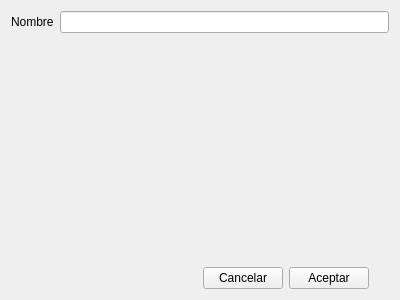
The window that ui/new_bookie.ui (soker90/betcon) describes before a commit, drawn with Qt 5.
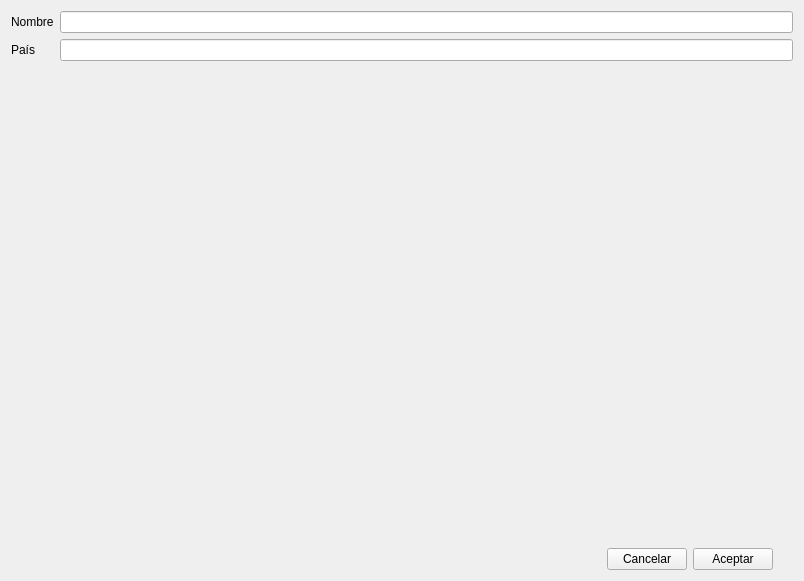
The same window after the commit.

Patch:
```diff
--- a/ui/new_bookie.ui
+++ b/ui/new_bookie.ui
@@ -6,8 +6,8 @@
    <rect>
     <x>0</x>
     <y>0</y>
-    <width>400</width>
-    <height>300</height>
+    <width>804</width>
+    <height>581</height>
    </rect>
   </property>
   <property name="windowTitle">
@@ -38,7 +38,7 @@
          </property>
         </widget>
        </item>
-       <item row="1" column="1">
+       <item row="2" column="1">
         <layout class="QGridLayout" name="gridLayout_2">
          <item row="2" column="3">
           <widget class="QPushButton" name="btnAccept">
@@ -110,6 +110,16 @@
          </item>
         </layout>
        </item>
+       <item row="1" column="1">
+        <widget class="QLineEdit" name="txtCountry"/>
+       </item>
+       <item row="1" column="0">
+        <widget class="QLabel" name="label">
+         <property name="text">
+          <string>País</string>
+         </property>
+        </widget>
+       </item>
       </layout>
      </item>
     </layout>
```
